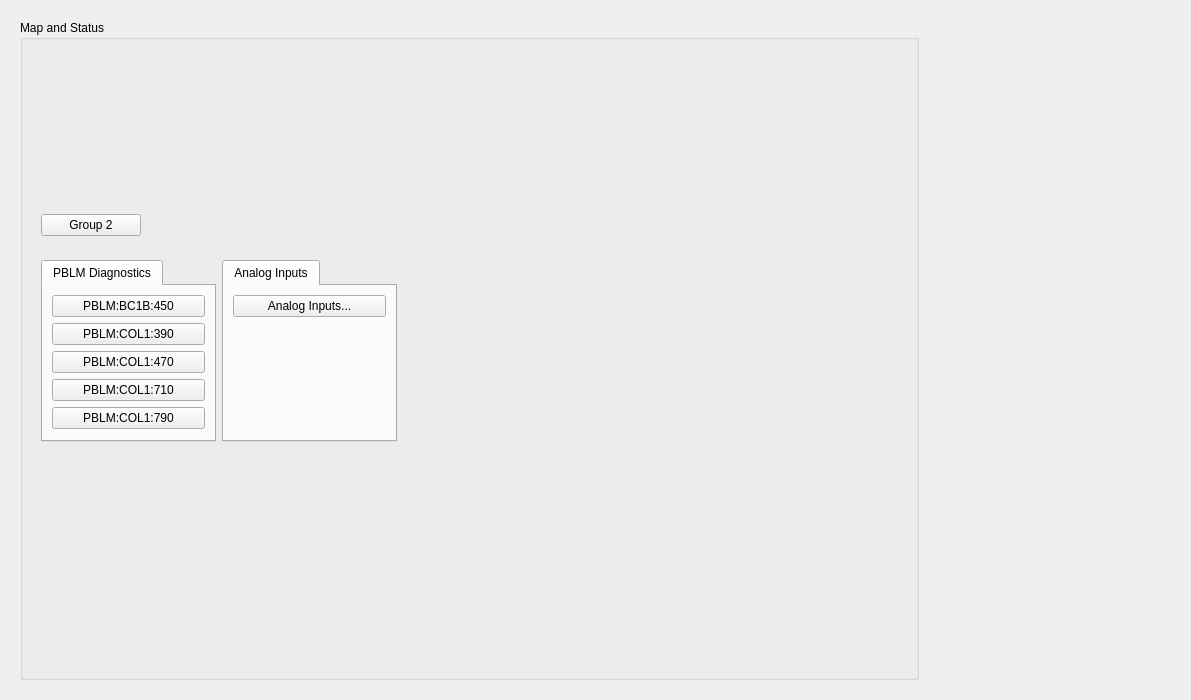
The window that l1b_main.ui (ad-build-test/pydm-mps) describes before a commit, drawn with Qt 5.
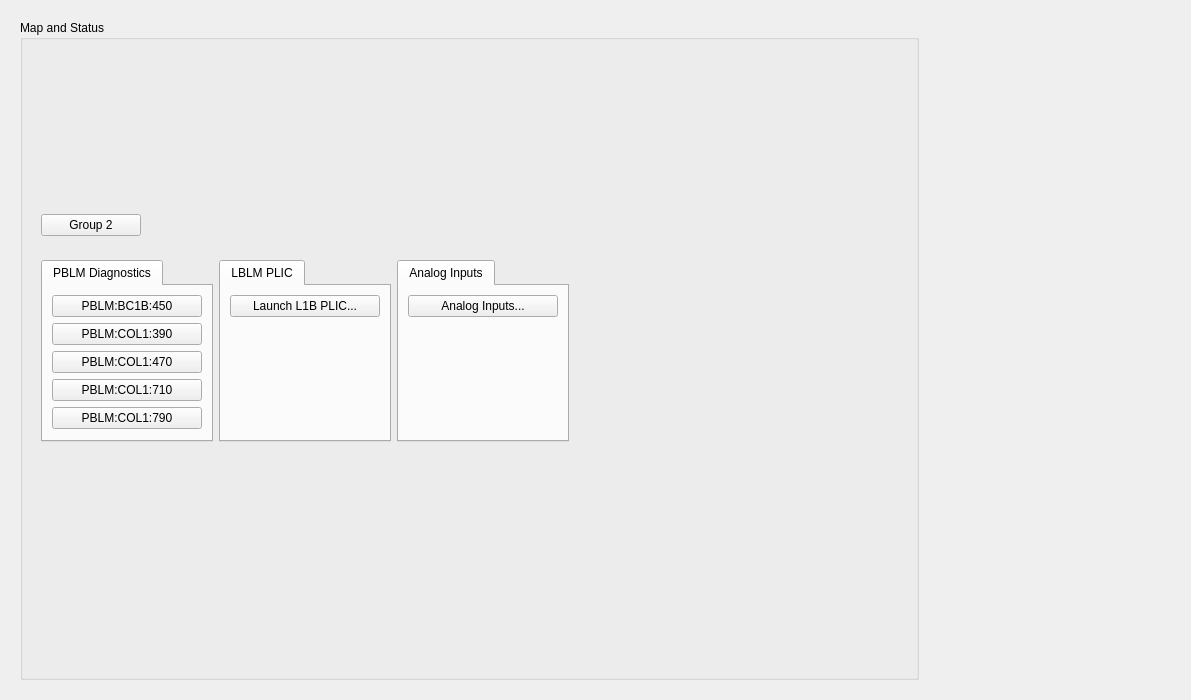
The same window after the commit. Custom widgets are drawn as their Qt base class.

Commit message: Changed analog inputs to use new python file. also added button that launches lblm_global at a specified area.

Diff of the .ui file:
```diff
--- a/l1b_main.ui
+++ b/l1b_main.ui
@@ -154,7 +154,7 @@
            <property name="frameShadow">
             <enum>QFrame::Raised</enum>
            </property>
-           <layout class="QGridLayout" name="gridLayout_7" columnstretch="1,0,0">
+           <layout class="QGridLayout" name="gridLayout_7" columnstretch="1,1,1,3">
             <item row="0" column="0">
              <widget class="QTabWidget" name="tabWidget">
               <property name="maximumSize">
@@ -356,7 +356,7 @@
               </widget>
              </widget>
             </item>
-            <item row="0" column="1">
+            <item row="0" column="2">
              <widget class="QTabWidget" name="tabWidget_2">
               <property name="maximumSize">
                <size>
@@ -421,7 +421,7 @@
               </widget>
              </widget>
             </item>
-            <item row="0" column="2">
+            <item row="0" column="3">
              <spacer name="horizontalSpacer_2">
               <property name="orientation">
                <enum>Qt::Horizontal</enum>
@@ -434,6 +434,65 @@
               </property>
              </spacer>
             </item>
+            <item row="0" column="1">
+             <widget class="QTabWidget" name="tabWidget_3">
+              <property name="currentIndex">
+               <number>0</number>
+              </property>
+              <widget class="QWidget" name="tab_2">
+               <attribute name="title">
+                <string>LBLM PLIC</string>
+               </attribute>
+               <layout class="QGridLayout" name="gridLayout_11">
+                <item row="0" column="0">
+                 <widget class="PyDMRelatedDisplayButton" name="PyDMRelatedDisplayButton_2">
+                  <property name="minimumSize">
+                   <size>
+                    <width>150</width>
+                    <height>20</height>
+                   </size>
+                  </property>
+                  <property name="toolTip">
+                   <string/>
+                  </property>
+                  <property name="text">
+                   <string>Launch L1B PLIC...</string>
+                  </property>
+                  <property name="filenames" stdset="0">
+                   <stringlist>
+                    <string>$PYDM/misc/lblm_global.py</string>
+                   </stringlist>
+                  </property>
+                  <property name="showIcon" stdset="0">
+                   <bool>false</bool>
+                  </property>
+                  <property name="macros" stdset="0">
+                   <stringlist>
+                    <string>{&quot;DEVICE&quot;:&quot;LBLM:L1B:H282:A&quot;}</string>
+                   </stringlist>
+                  </property>
+                  <property name="openInNewWindow" stdset="0">
+                   <bool>true</bool>
+                  </property>
+                 </widget>
+                </item>
+                <item row="1" column="0">
+                 <spacer name="verticalSpacer_5">
+                  <property name="orientation">
+                   <enum>Qt::Vertical</enum>
+                  </property>
+                  <property name="sizeHint" stdset="0">
+                   <size>
+                    <width>20</width>
+                    <height>40</height>
+                   </size>
+                  </property>
+                 </spacer>
+                </item>
+               </layout>
+              </widget>
+             </widget>
+            </item>
            </layout>
           </widget>
          </item>
```
Left out of the diff: 2 changed lines with no effect on the pictures. The commit also changes 15 other files.
